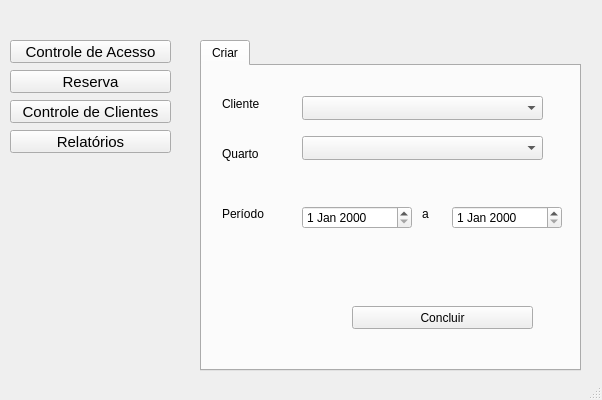
This is src/mainwindow.ui in bernardo-dev/sprint-software-engineering as Qt 5 draws it before an edit. The edited form follows.
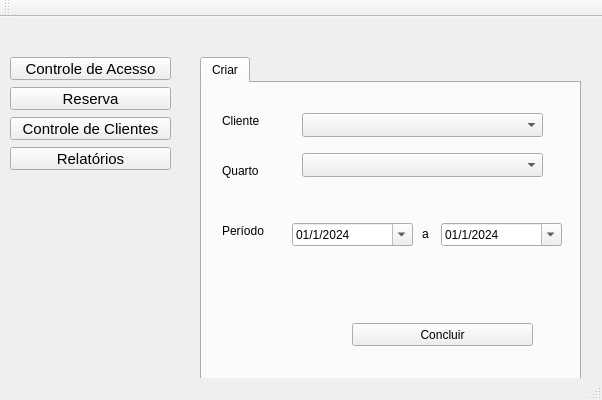
This is the edited form. The open tabs and pages were chosen to show the change.

Commit message: Update: final screens of reserve and clients

```diff
--- a/src/mainwindow.ui
+++ b/src/mainwindow.ui
@@ -232,22 +232,61 @@
        <widget class="QDateEdit" name="initialReserveDateEdit">
         <property name="geometry">
          <rect>
-          <x>100</x>
+          <x>90</x>
           <y>140</y>
-          <width>110</width>
+          <width>121</width>
           <height>23</height>
          </rect>
         </property>
+        <property name="locale">
+         <locale language="Portuguese" country="Brazil"/>
+        </property>
+        <property name="minimumDateTime">
+         <datetime>
+          <hour>0</hour>
+          <minute>0</minute>
+          <second>0</second>
+          <year>2024</year>
+          <month>1</month>
+          <day>1</day>
+         </datetime>
+        </property>
+        <property name="minimumDate">
+         <date>
+          <year>2024</year>
+          <month>1</month>
+          <day>1</day>
+         </date>
+        </property>
+        <property name="displayFormat">
+         <string>dd/M/yyyy</string>
+        </property>
+        <property name="calendarPopup">
+         <bool>true</bool>
+        </property>
        </widget>
        <widget class="QDateEdit" name="endReserveDateEdit">
         <property name="geometry">
          <rect>
-          <x>250</x>
+          <x>239</x>
           <y>140</y>
-          <width>110</width>
+          <width>121</width>
           <height>23</height>
          </rect>
         </property>
+        <property name="minimumDate">
+         <date>
+          <year>2024</year>
+          <month>1</month>
+          <day>1</day>
+         </date>
+        </property>
+        <property name="displayFormat">
+         <string>dd/M/yyyy</string>
+        </property>
+        <property name="calendarPopup">
+         <bool>true</bool>
+        </property>
        </widget>
        <widget class="QLabel" name="aReserveLabel">
         <property name="geometry">
@@ -255,7 +294,7 @@
           <x>220</x>
           <y>140</y>
           <width>21</width>
-          <height>16</height>
+          <height>21</height>
          </rect>
         </property>
         <property name="text">
@@ -423,6 +462,17 @@
    </widget>
   </widget>
   <widget class="QStatusBar" name="statusbar"/>
+  <widget class="QToolBar" name="toolBar">
+   <property name="windowTitle">
+    <string>toolBar</string>
+   </property>
+   <attribute name="toolBarArea">
+    <enum>TopToolBarArea</enum>
+   </attribute>
+   <attribute name="toolBarBreak">
+    <bool>false</bool>
+   </attribute>
+  </widget>
   <action name="actionTeste_1">
    <property name="text">
     <string>Teste 1</string>
```
Left out of the diff: 4 changed lines with no effect on the pictures.
